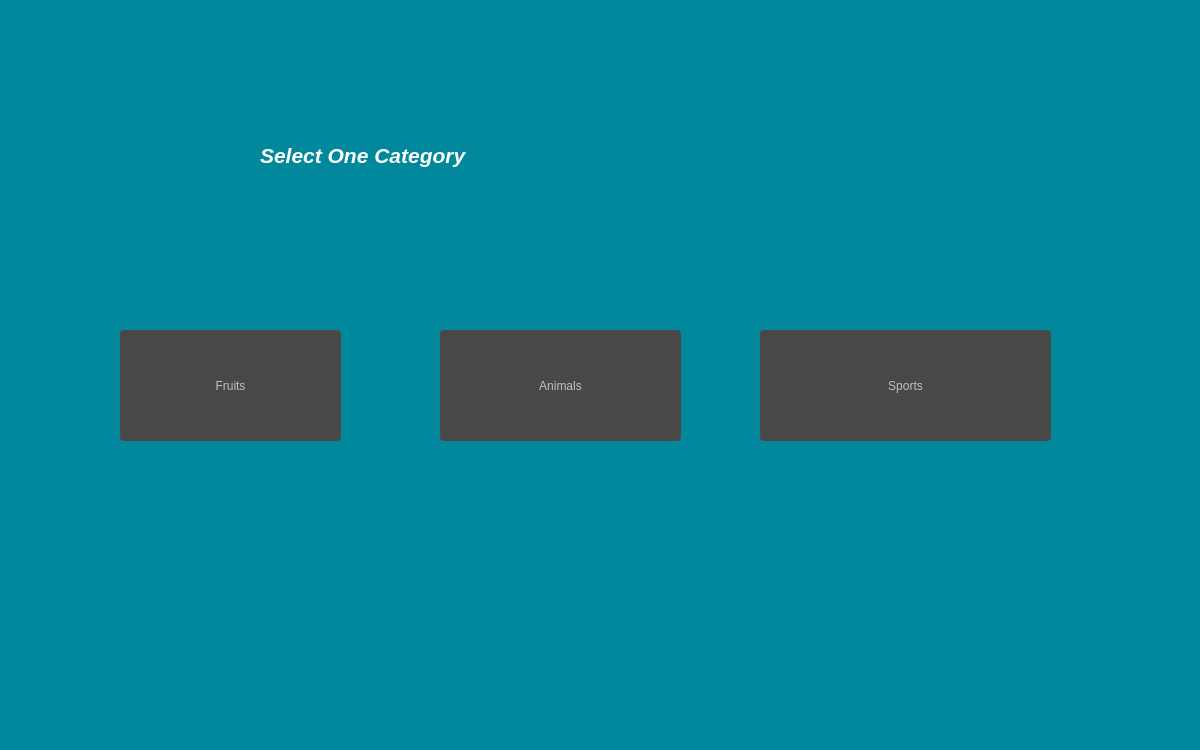
Above: category.ui from KhinKhinMinThu/hangman_python before the change. Below: the same form after it.
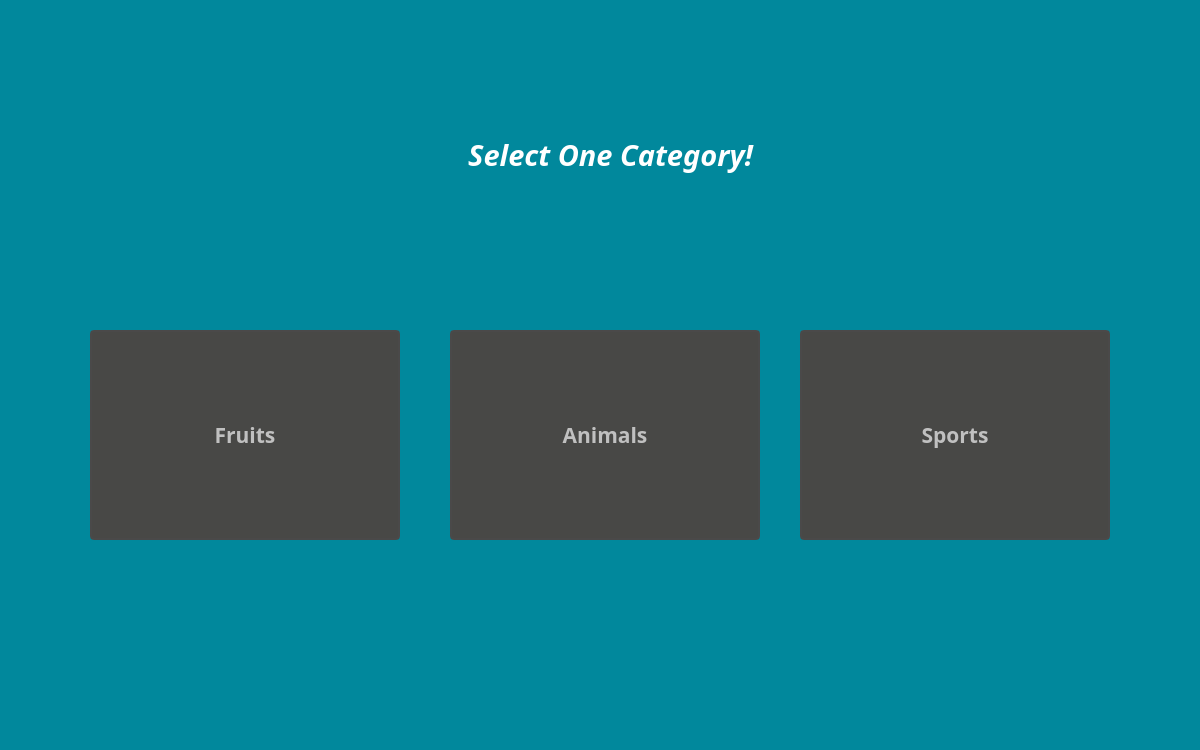
That is the form after the change. Icons and pictures are not drawn.

Commit message: Fine-tuning UI and photos

Diff of the .ui file:
```diff
--- a/category.ui
+++ b/category.ui
@@ -72,19 +72,39 @@
       <height>111</height>
      </rect>
     </property>
+    <property name="font">
+     <font>
+      <family>Century Gothic</family>
+      <pointsize>22</pointsize>
+     </font>
+    </property>
     <property name="text">
-     <string>&lt;html&gt;&lt;head/&gt;&lt;body&gt;&lt;p&gt;&lt;span style=&quot; font-size:16pt; font-weight:600; font-style:italic;&quot;&gt;Select One Category&lt;/span&gt;&lt;/p&gt;&lt;/body&gt;&lt;/html&gt;</string>
+     <string>&lt;html&gt;&lt;head/&gt;&lt;body&gt;&lt;p&gt;&lt;span style=&quot; font-weight:600; font-style:italic;&quot;&gt;Select One Category!&lt;/span&gt;&lt;/p&gt;&lt;/body&gt;&lt;/html&gt;</string>
+    </property>
+    <property name="alignment">
+     <set>Qt::AlignCenter</set>
     </property>
    </widget>
    <widget class="QPushButton" name="btn_fruits">
     <property name="geometry">
      <rect>
-      <x>120</x>
+      <x>90</x>
       <y>330</y>
-      <width>221</width>
-      <height>111</height>
+      <width>310</width>
+      <height>210</height>
      </rect>
     </property>
+    <property name="font">
+     <font>
+      <family>Century Gothic</family>
+      <pointsize>16</pointsize>
+      <weight>75</weight>
+      <bold>true</bold>
+     </font>
+    </property>
+    <property name="cursor">
+     <cursorShape>PointingHandCursor</cursorShape>
+    </property>
     <property name="text">
      <string>Fruits</string>
     </property>
@@ -96,12 +116,23 @@
    <widget class="QPushButton" name="btn_animals">
     <property name="geometry">
      <rect>
-      <x>440</x>
+      <x>450</x>
       <y>330</y>
-      <width>241</width>
-      <height>111</height>
+      <width>310</width>
+      <height>210</height>
      </rect>
     </property>
+    <property name="font">
+     <font>
+      <family>Century Gothic</family>
+      <pointsize>16</pointsize>
+      <weight>75</weight>
+      <bold>true</bold>
+     </font>
+    </property>
+    <property name="cursor">
+     <cursorShape>PointingHandCursor</cursorShape>
+    </property>
     <property name="text">
      <string>Animals</string>
     </property>
@@ -113,12 +144,23 @@
    <widget class="QPushButton" name="btn_sports">
     <property name="geometry">
      <rect>
-      <x>760</x>
+      <x>800</x>
       <y>330</y>
-      <width>291</width>
-      <height>111</height>
+      <width>310</width>
+      <height>210</height>
      </rect>
     </property>
+    <property name="font">
+     <font>
+      <family>Century Gothic</family>
+      <pointsize>16</pointsize>
+      <weight>75</weight>
+      <bold>true</bold>
+     </font>
+    </property>
+    <property name="cursor">
+     <cursorShape>PointingHandCursor</cursorShape>
+    </property>
     <property name="text">
      <string>Sports</string>
     </property>
```
The commit also changes 4 other files.
